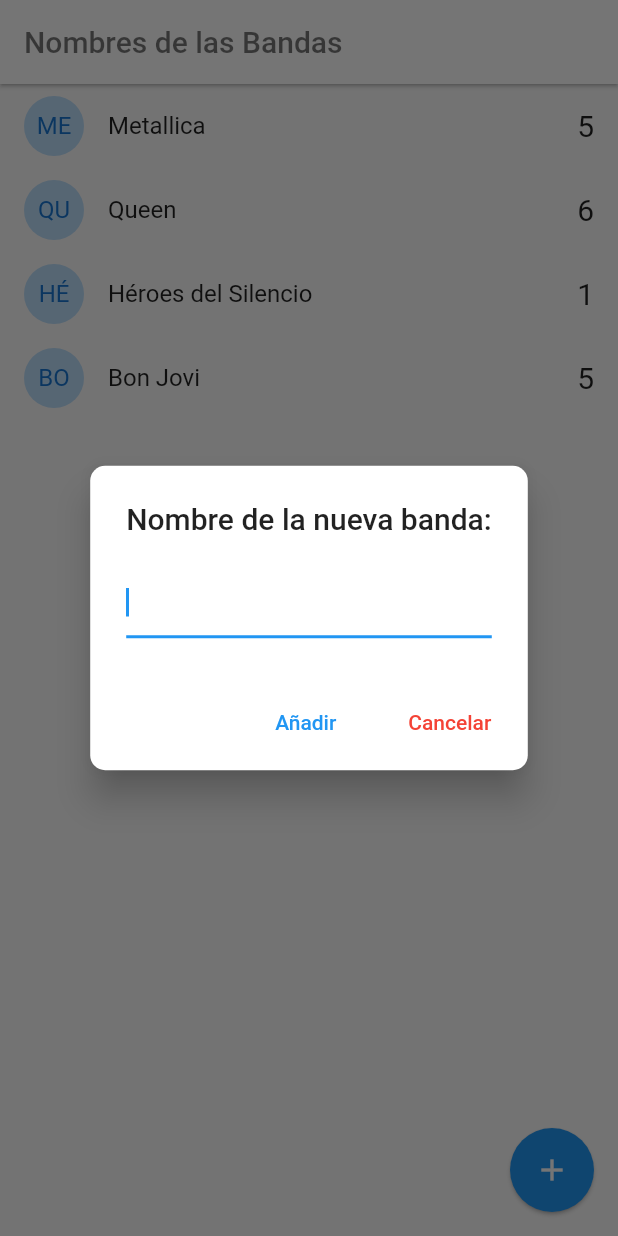
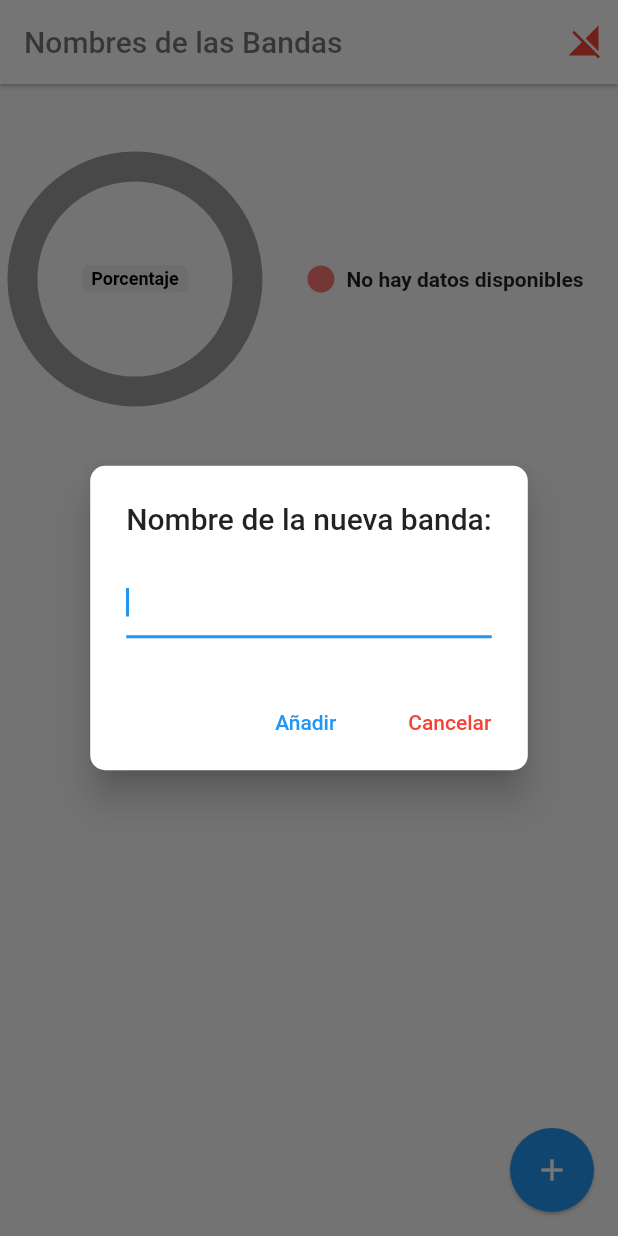
Before and after one commit to Santiago1960/flutter-bandnames-socket, a Flutter app: the screen it shows after launch, after a tap on the "add" icon, on a phone screen of 412 x 824 dp. Run offline on Flutter 3.47's test engine with Material 2 defaults, Android fonts, the phone set to English and light mode, and no system bars; drawn by our look-alikes of pie_chart; our stand-ins replace socket_io_client; network calls fail.

Commit message:
App Termnada

```diff
--- a/lib/main.dart
+++ b/lib/main.dart
@@ -1,7 +1,10 @@
+import 'package:band_names/services/socket_service.dart';
 import 'package:flutter/material.dart';
+import 'package:provider/provider.dart';
 
 // IMPORTACIONES
 import 'package:band_names/pages/home.dart';
+import 'package:band_names/pages/status.dart';
 
 void main() => runApp(const MyApp());
 
@@ -11,7 +14,11 @@ class MyApp extends StatelessWidget {
   @override
   Widget build(BuildContext context) {
 
-    return MaterialApp(
+    return MultiProvider(
+      providers: [
+        ChangeNotifierProvider(create: ( _ ) => SocketService(),)
+      ],
+      child: MaterialApp(
 
         debugShowCheckedModeBanner: false,
         title: 'Material App',
@@ -19,7 +26,9 @@ class MyApp extends StatelessWidget {
         routes: {
 
           'home': ( _ ) => const HomePage(),
+          'status': ( _ ) => const StatusPage(),
         },
+      ),
     );
   }
 }
--- a/lib/models/band.dart
+++ b/lib/models/band.dart
@@ -13,9 +13,9 @@ class Band {
 
   factory Band.fromMap( Map<String, dynamic> obj )
   => Band(
-    id    : obj['id'],
-    name  : obj['name'],
-    votes : obj['votes'],
+    id    : obj.containsKey('id') ? obj['id'] : 'no-id',
+    name  : obj.containsKey('name') ? obj['name'] : 'no-name',
+    votes : obj.containsKey('votes') ? obj['votes'] : 'no-votes',
   );
 
 }
--- a/lib/pages/home.dart
+++ b/lib/pages/home.dart
@@ -1,9 +1,13 @@
+// import 'dart:html';
 import 'dart:io';
 import 'package:flutter/cupertino.dart';
 import 'package:flutter/material.dart';
+import 'package:pie_chart/pie_chart.dart';
 
 // IMPORTACIONES
 import 'package:band_names/models/band.dart';
+import 'package:provider/provider.dart';
+import 'package:band_names/services/socket_service.dart';
 
 class HomePage extends StatefulWidget {
   const HomePage({Key? key}) : super(key: key);
@@ -13,27 +17,86 @@ class HomePage extends StatefulWidget {
 }
 
 class _HomePageState extends State<HomePage> {
-  List<Band> bands = [
+  /* List<Band> bands = [
     Band( id: '1', name: 'Metallica', votes: 5 ),
     Band( id: '2', name: 'Queen', votes: 6 ),
     Band( id: '3', name: 'Héroes del Silencio', votes: 1 ),
     Band( id: '4', name: 'Bon Jovi', votes: 5 ),
-  ];
+  ]; */
+  List<Band> bands = [];
+
+  @override
+  void initState() {
+    final socketService = Provider.of<SocketService>(context, listen: false);
+    socketService.socket.on('bandas-activas', _handleActiveBands );
+    super.initState();
+  }
+
+  _handleActiveBands( dynamic payload ) {
+
+    bands = (payload as List)
+        .map((banda) => Band.fromMap(banda))
+        .toList();
+
+    setState(() {});
+  }
+
+  // Dejar de escuchar al destruir la página
+  @override
+  void dispose() {
+    final socketService = Provider.of<SocketService>(context, listen: false);
+    socketService.socket.off('bandas-activas');
+    super.dispose();
+  }
 
   @override
   Widget build(BuildContext context) {
+
+    final socketService = Provider.of<SocketService>(context);
+
+    Map<String, double> votos = {};
+
+    if( bands.isNotEmpty) {
+
+      for (var banda in bands) {
+
+        votos[banda.name] = banda.votes.toDouble();
+      }
+    } else {
+
+      votos = {'No hay datos disponibles':0};
+    }
 
     return Scaffold(
       appBar: AppBar(
         title: const Text( 'Nombres de las Bandas', style: TextStyle( color: Colors.black54 ), ),
         backgroundColor: Colors.white,
         elevation: 1.0,
+        actions: [
+          Container(
+            margin: const EdgeInsets.only( right: 10.0 ),
+            child:
+              ( socketService.serverStatus == ServerStatus.online) ?
+              const Icon( Icons.signal_cellular_alt, color: Colors.green, ) :
+              const Icon( Icons.signal_cellular_off, color: Colors.red, ),
+          )
+        ],
       ),
 
-      body: ListView.builder(
+      body: Column(
+        children: [
+          Container(
+            margin: const EdgeInsets.only( top: 30.0, bottom: 20.0 ),
+            child: _showGraph( votos ),
+          ),
+          Expanded(
+            child: ListView.builder(
 
               itemCount: bands.length,
               itemBuilder: ( context, i ) => _bandTile( bands[i] ),
+            ),
+          ),
+        ],
       ),
       floatingActionButton: FloatingActionButton(
         onPressed: addNewBand,
@@ -45,15 +108,12 @@ class _HomePageState extends State<HomePage> {
 
   Widget _bandTile( Band band ) {
 
+    final socketService = Provider.of<SocketService>(context, listen: false);
+
     return Dismissible(
-      key: Key( band.id ),
+      key: UniqueKey(),
       direction: DismissDirection.startToEnd,
-      onDismissed: ( direction ) {
-
-        print( 'direction: $direction' );
-        print( 'id: ${band.id}' );
-        // !LLAMAR EL BORRADO EN EL SERVER
-      },
+      onDismissed: ( _ ) => socketService.socket.emit('borrar-banda', { 'id': band.id }),
       background: Container(
         padding: const EdgeInsets.only( left: 20.0 ),
         color: Colors.red,
@@ -69,10 +129,7 @@ class _HomePageState extends State<HomePage> {
         ),
         title: Text( band.name ),
         trailing: Text( '${ band.votes }', style: const TextStyle( fontSize: 20 ), ),
-        onTap: () {
-
-          print( band.name );
-        },
+        onTap: () => socketService.socket.emit('vote-band', {'id': band.id}),
       ),
     );
   }
@@ -103,12 +160,7 @@ class _HomePageState extends State<HomePage> {
               MaterialButton(
                 child: const Text( 'Añadir' ),
                 textColor: Colors.blue,
-                onPressed: () {
-
-                  addBandToList( textController.text );
-                  dispose();
-                },
-
+                onPressed: () => addBandToList( textController.text ),
               ),
               MaterialButton(
                 child: const Text( 'Cancelar' ),
@@ -149,21 +201,88 @@ class _HomePageState extends State<HomePage> {
 
   }
 
-  void addBandToList( String name ) {
-
-    print( name );
+  addBandToList( String name ) {
 
     if( name.length > 1 ) {
 
+      int coincidencia = 0;
+
+      for (var element in bands) {
+
+        if( element.name.toUpperCase() == name.toUpperCase() ) {
+          coincidencia ++;
+        }
+      }
+
+      if( coincidencia == 0 ) {
+
+        final socketService = Provider.of<SocketService>(context, listen: false);
+
+        final id = DateTime.now().toString();
+
         bands.add( Band(
-          id: DateTime.now().toString(),
+            id: id,
             name: name,
             votes: 0
           )
         );
-      setState(() {});
+        socketService.socket.emit('nueva-banda', {'name': name } );
+        Navigator.pop( context );
+      } else {
+
+        Navigator.pop( context );
+
+        return showDialog(
+          barrierDismissible: false,
+          context: context,
+          builder: ( context ) {
+
+            return AlertDialog(
+              shape: const RoundedRectangleBorder(
+                borderRadius: BorderRadius.all( Radius.circular( 10.0 ) ),
+              ),
+              elevation: 10.0,
+              title: const Text( 'Nombre de la nueva banda:' ),
+              content: const Text( 'Esta banda ya está registrada' ),
+              actions: [
+                MaterialButton(
+                  child: const Text( 'Cancelar' ),
+                  textColor: Colors.red,
+                  onPressed: () => Navigator.pop( context )
+                )
+              ],
+            );
           }
-    Navigator.pop( context );
+        );
+      }
     }
 
   }
+
+  Widget _showGraph( votos ) {
+
+    return SizedBox(
+      width: double.infinity,
+      height: 200,
+      child: PieChart(
+        chartType: ChartType.ring,
+        chartRadius: 150.0,
+        chartLegendSpacing: 40.0,
+        centerText: 'Porcentaje',
+        ringStrokeWidth: 20,
+        legendOptions: const LegendOptions(
+                                            legendPosition: LegendPosition.right,
+                                            legendShape: BoxShape.circle
+                                          ),
+        chartValuesOptions: const ChartValuesOptions(
+          showChartValueBackground: true,
+          decimalPlaces: 0,
+          showChartValuesInPercentage: true,
+        ),
+        dataMap: votos
+      ),
+    );
+  }
+
+
+}
--- /dev/null
+++ b/lib/services/socket_service.dart
@@ -0,0 +1,59 @@
+// ignore_for_file: library_prefixes
+
+import 'package:flutter/material.dart';
+
+import 'package:socket_io_client/socket_io_client.dart' as IO;
+
+enum ServerStatus {
+  online,
+  offline,
+  connecting
+}
+
+class SocketService with ChangeNotifier {
+
+  // ignore: unused_field
+  ServerStatus _serverStatus = ServerStatus.connecting;
+  IO.Socket _socket = IO.io('http://192.168.122.1:3000', {
+
+                        'transports': ['websocket'],
+                        'autoConnect': true,
+                      });
+
+  ServerStatus get serverStatus => _serverStatus;
+  IO.Socket get socket => _socket;
+
+  SocketService() {
+
+    _initConfig();
+  }
+
+  void _initConfig() {
+
+    // Dart client
+    _socket = IO.io('http://192.168.122.1:3000', {
+
+      'transports': ['websocket'],
+      'autoConnect': true,
+    });
+    _socket.onConnect((_) {
+
+      _serverStatus = ServerStatus.online;
+      notifyListeners();
+    });
+
+    _socket.onDisconnect((_) {
+
+      _serverStatus = ServerStatus.offline;
+      notifyListeners();
+    });
+
+    /* _socket.on( 'nuevo-mensaje', ( payload ) {
+
+      print( 'Nuevo mensaje:');
+      print( 'Nombre: ${payload['nombre']}' );
+      print( 'Mensaje: ${payload['mensaje']}' );
+      print( 'Variable inexistente: ${payload.containsKey('mensaje2') ? payload['mensaje2'] : 'No se envió el dato'}' );
+    }); */
+  }
+}
--- a/pubspec.yaml
+++ b/pubspec.yaml
@@ -34,6 +34,9 @@ dependencies:
   # The following adds the Cupertino Icons font to your application.
   # Use with the CupertinoIcons class for iOS style icons.
   cupertino_icons: ^1.0.2
+  socket_io_client: ^1.0.1
+  provider: ^6.0.1
+  pie_chart: ^5.1.0
 
 dev_dependencies:
   flutter_test:
```
Also changed, not shown: lib/pages/status.dart (added, +36 -0 lines), pubspec.lock. Lines whose indentation alone changed are shown as unchanged.
